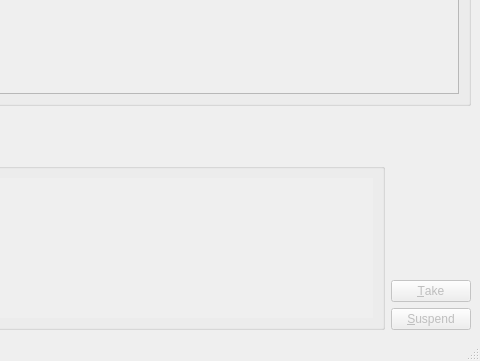
The window that src/mainwindow.ui (velnias75/NetMauMau-Qt-Client) describes before a commit, drawn with Qt 5; both pictures show x 480 to 960 and y 189 to 550 of the 960 by 550 pixel window.
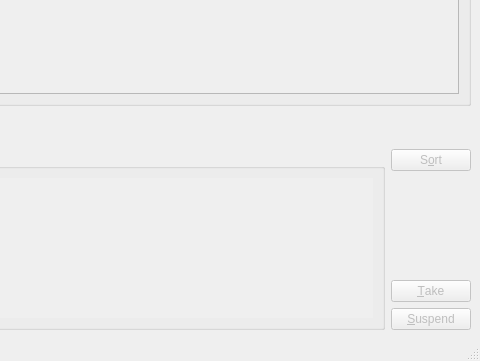
The same window after the commit. Icons and pictures are not drawn. Custom widgets are drawn as their Qt base class.

Commit message: sort cards button

```diff
--- a/src/mainwindow.ui
+++ b/src/mainwindow.ui
@@ -381,6 +381,19 @@
        </item>
        <item>
         <layout class="QVBoxLayout" name="verticalLayout_6">
+         <item>
+          <widget class="QPushButton" name="sortCards">
+           <property name="font">
+            <font>
+             <weight>50</weight>
+             <bold>false</bold>
+            </font>
+           </property>
+           <property name="text">
+            <string>S&amp;ort</string>
+           </property>
+          </widget>
+         </item>
          <item>
           <spacer name="verticalSpacer_2">
            <property name="orientation">
```
The commit also changes 4 other files.
